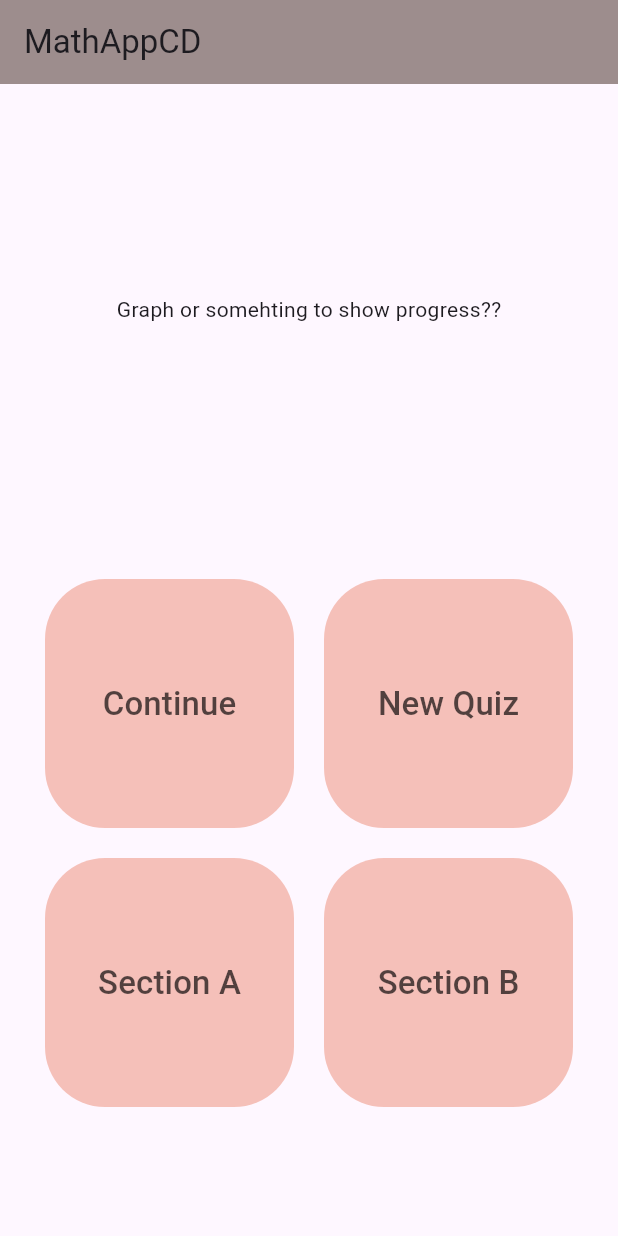
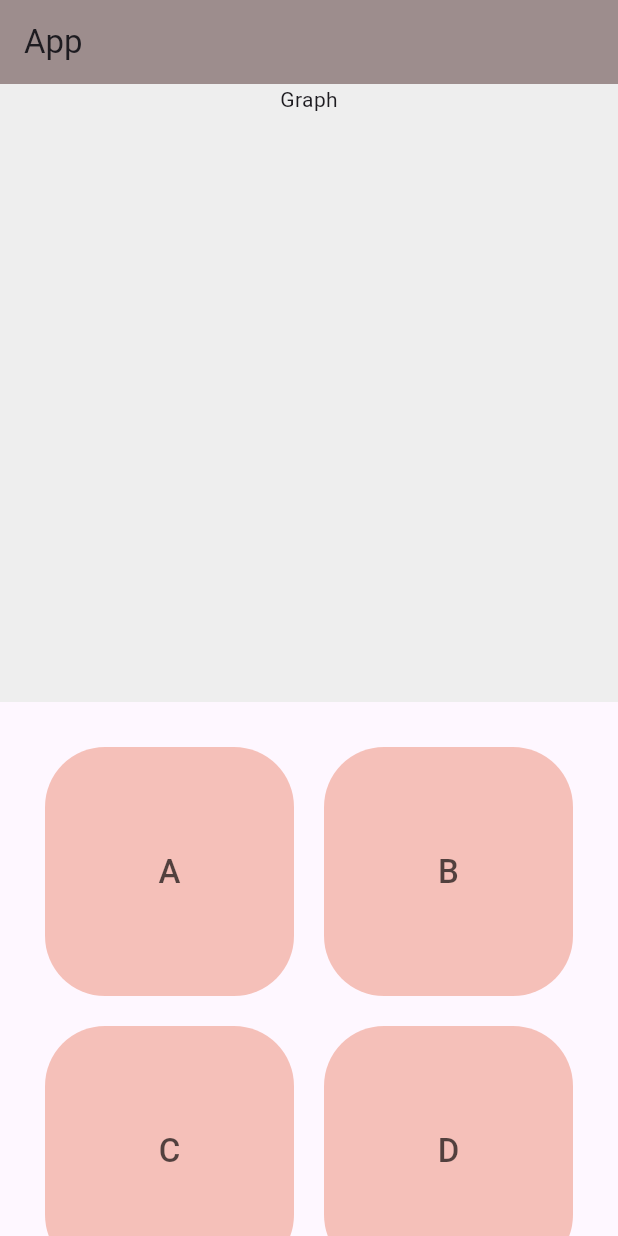
Before and after one commit to Chamud/mathappcd, a Flutter app: the screen it shows after launch, on a phone screen of 412 x 824 dp. Run offline on Flutter 3.47's test engine with Material 3 defaults, Android fonts, the phone set to English and light mode, and no system bars.

Commit message:
Temp home page - recovery point

```diff
--- a/lib/constants/widgets_constants.dart
+++ b/lib/constants/widgets_constants.dart
@@ -3,6 +3,9 @@
 import 'package:flutter/material.dart';
 
 class WidgetConstants {
+  // Home
+  static const double bannerMinHeight = 400;
+
   // Square Button
   static const double sqrBtnRadius = 40;
   static const double sqrBtnPadding = 30;
@@ -11,6 +14,15 @@ class WidgetConstants {
   static const Color sqrBtnBgColor = Color.fromARGB(170, 241, 165, 150);
   static const Color sqrBtnFgColor = Color.fromARGB(170, 255, 255, 255);
 
+  // Long Button
+  static const double lngBtnHeight = 80;
+  static const double lngBtnRadius = 40;
+  static const double lngBtnPadding = 8;
+  static const double lngBtnTxtSize = 22;
+  static const Color lngBtnTxtColor = Color.fromARGB(170, 0, 0, 0);
+  static const Color lngBtnBgColor = Color.fromARGB(170, 241, 165, 150);
+  static const Color lngBtnFgColor = Color.fromARGB(170, 255, 255, 255);
+
   // App Bar
-  static const Color shadowClr = Color.fromARGB(170, 108, 88, 84);
+  static const Color AppBarBgClr = Color.fromARGB(170, 108, 88, 84);
 }
--- a/lib/screens/home.dart
+++ b/lib/screens/home.dart
@@ -1,6 +1,13 @@
 import 'package:flutter/material.dart';
 import 'package:mathappcd/constants/widgets_constants.dart';
+import 'package:mathappcd/screens/sectionA.dart';
+import 'package:mathappcd/screens/sectionB.dart';
+import 'package:mathappcd/widgets/app_bar.dart';
 import 'package:mathappcd/widgets/square_btn.dart';
+
+extension ContextExtension on BuildContext {
+  bool get isSmallScreen => MediaQuery.of(this).size.width < 600;
+}
 
 class HomePage extends StatefulWidget {
   const HomePage({Key? key}) : super(key: key);
@@ -11,46 +18,65 @@ class HomePage extends StatefulWidget {
 
 class _HomePageState extends State<HomePage> {
   @override
-  void didChangeDependencies() {
-    super.didChangeDependencies();
-  }
-
-  @override
-  void initState() {
-    super.initState();
-  }
-
-  @override
   Widget build(BuildContext context) {
-    double screenHeight = MediaQuery.of(context).size.height;
     return Scaffold(
-      appBar: AppBar(
-        title: const Text('MathAppCD'),
-        backgroundColor: WidgetConstants.shadowClr,
+      appBar: const CustAppBar(
+        title: "App",
       ),
-      body: ListView(
+      body: Align(
+        alignment: Alignment.bottomCenter,
+        child: SingleChildScrollView(
+          physics: const AlwaysScrollableScrollPhysics(),
+          child: SizedBox(
+            height: MediaQuery.of(context).size.height <
+                    WidgetConstants.bannerMinHeight + 5
+                ? WidgetConstants.bannerMinHeight + 100
+                : MediaQuery.of(context).size.height,
+            child: Column(
               children: [
-          SizedBox(
-            height: 300,
-            child: Center(
-              child: Text("Graph or somehting to show progress??"),
+                Expanded(
+                  child: Container(
+                    constraints: const BoxConstraints(
+                        minHeight: WidgetConstants.bannerMinHeight),
+                    color: Colors.grey[200],
+                    child: const Center(
+                        child: Column(
+                      children: [
+                        Text("Graph"),
+                      ],
+                    )),
                   ),
                 ),
                 GridView.count(
                   shrinkWrap: true,
-            padding: EdgeInsets.all(WidgetConstants.sqrBtnPadding),
+                  padding: const EdgeInsets.all(WidgetConstants.sqrBtnPadding),
                   mainAxisSpacing: 20,
                   crossAxisSpacing: 20,
-            crossAxisCount: 2,
-            children: [
-              SquareBtn(text: "Continue"),
-              SquareBtn(text: "New Quiz"),
-              SquareBtn(text: "Section A"),
-              SquareBtn(text: "Section B"),
+                  crossAxisCount: context.isSmallScreen ? 2 : 4,
+                  children: const [
+                    SquareBtn(
+                      text: "A",
+                      directTo: SectionA(),
+                    ),
+                    SquareBtn(
+                      text: "B",
+                      directTo: SectionB(),
+                    ),
+                    SquareBtn(
+                      text: "C",
+                      directTo: SectionA(),
+                    ),
+                    SquareBtn(
+                      text: "D",
+                      directTo: SectionB(),
+                    ),
                   ],
                 ),
               ],
             ),
+          ),
+        ),
+      ),
     );
   }
 }
--- /dev/null
+++ b/lib/widgets/app_bar.dart
@@ -0,0 +1,24 @@
+import 'package:flutter/material.dart';
+import 'package:mathappcd/constants/widgets_constants.dart';
+
+class CustAppBar extends StatefulWidget implements PreferredSizeWidget {
+  final String title;
+
+  const CustAppBar({Key? key, required this.title}) : super(key: key);
+
+  @override
+  CustAppBarState createState() => CustAppBarState();
+
+  @override
+  Size get preferredSize => const Size.fromHeight(kToolbarHeight);
+}
+
+class CustAppBarState extends State<CustAppBar> {
+  @override
+  Widget build(BuildContext context) {
+    return AppBar(
+      title: Text(widget.title),
+      backgroundColor: WidgetConstants.AppBarBgClr,
+    );
+  }
+}
```
Also changed, not shown: lib/screens/sectionA.dart (added, +43 -0 lines), lib/screens/sectionB.dart (added, +33 -0 lines), lib/widgets/long_btn.dart (added, +58 -0 lines), lib/widgets/square_btn.dart (+13 -1 lines), lib/screens/sections.dart (deleted). Lines whose indentation alone changed are shown as unchanged.
